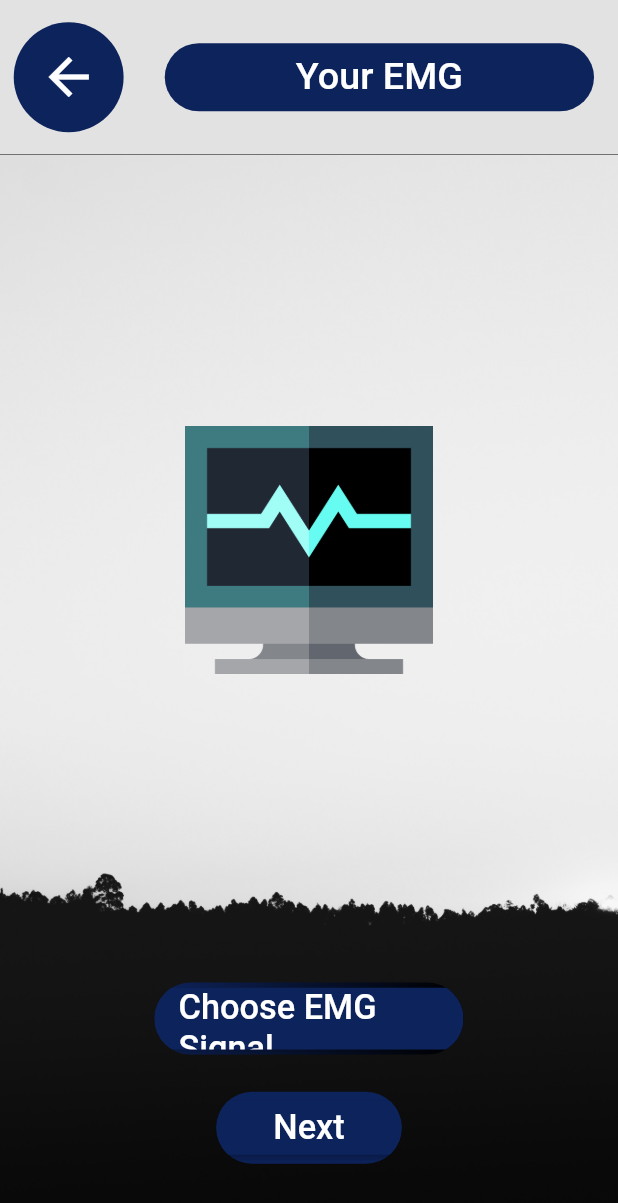
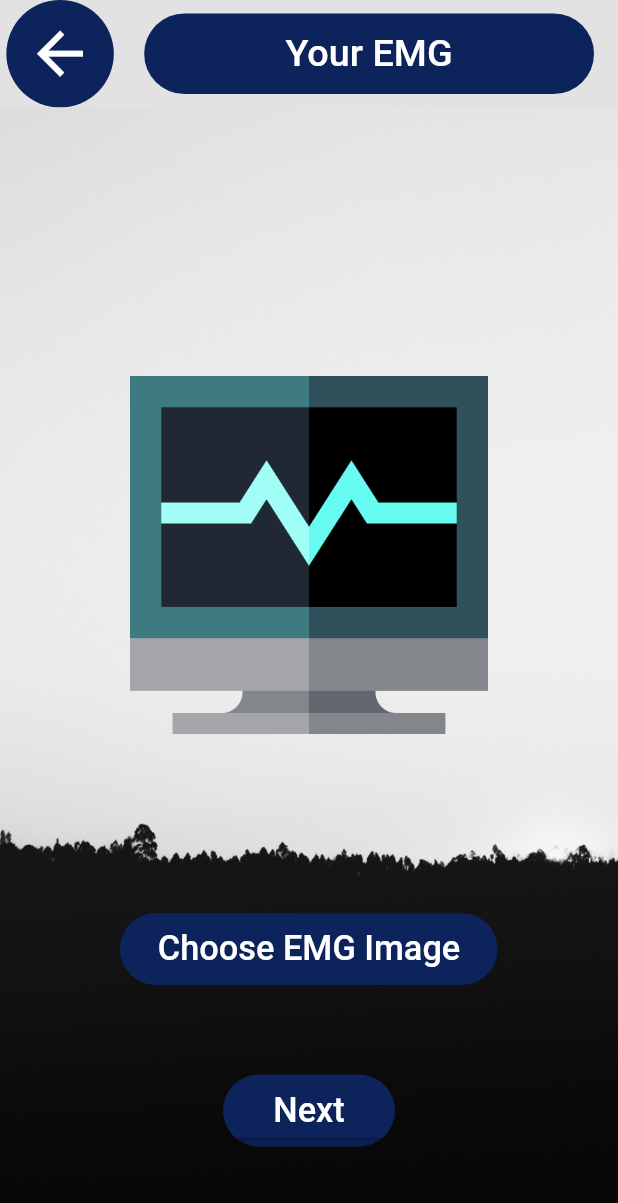
Before and after one commit to Tervina/save_knee_23, a Flutter app: the EMGScreen screen opened directly, on a phone screen of 412 x 824 dp. Shown: the top 1203 px of the screen. Run offline on Flutter 3.47's test engine with Material 2 defaults, Android fonts, the phone set to English and light mode, and no system bars; our stand-ins replace calendar_date_picker2, cloud_firestore, easy_splash_screen, firebase_auth, firebase_core, firebase_storage and 6 more; missing offline and left inert: tflite; accounts and stored records are empty.

Commit message:
fixing emg screen

```diff
--- a/lib/screens/emg_screen.dart
+++ b/lib/screens/emg_screen.dart
@@ -1,16 +1,89 @@
-import 'dart:io';
-
 import 'package:flutter/material.dart';
 import 'package:flutter_screenutil/flutter_screenutil.dart';
-import 'package:image_picker/image_picker.dart';
 
 import '../models/constants.dart';
-import 'emg_result_screen.dart';
+import '../services/unavailable_service.dart';
+import '../widgets/custom_appbar.dart';
 
 class EMGScreen extends StatelessWidget {
-  File? myfile;
+  @override
+  Widget build(BuildContext context) {
+    return SafeArea(
+      child: Scaffold(
+        appBar: PreferredSize(
+          preferredSize: Size.fromHeight(60.h),
+          child: CustomAppBar(
+            title: 'Your EMG',
+            onPressed: () => Navigator.pop(context),
+          ),
+        ),
+        body: Container(
+          height: MediaQuery.of(context).size.height,
+          width: MediaQuery.of(context).size.width,
+          alignment: Alignment.center,
+          decoration: BoxDecoration(
+            image: DecorationImage(
+                image: AssetImage('assets/images/test_bg.jpg'),
+                fit: BoxFit.fill),
+          ),
+          child: Column(
+            mainAxisAlignment: MainAxisAlignment.center,
+            crossAxisAlignment: CrossAxisAlignment.center,
+            children: [
+              Spacer(flex: 3),
+              Image(
+                image: AssetImage('assets/images/emg.png'),
+                height: 200.h,
+              ),
+              Spacer(flex: 2),
+              Container(
+                decoration: BoxDecoration(
+                    borderRadius: BorderRadius.circular(25.r),
+                    gradient: LinearGradient(
+                        colors: [kHomeScreenColor, Colors.black])),
+                clipBehavior: Clip.antiAliasWithSaveLayer,
+                child: ElevatedButton(
+                    style: ElevatedButton.styleFrom(
+                        backgroundColor: kHomeScreenColor,
+                        fixedSize: Size(220.w, 40.h)),
+                    onPressed: () {
+                      unavailableService(context);
+                    },
+                    child: Text(
+                      'Choose EMG Image',
+                      style: TextStyle(color: Colors.white, fontSize: 20.sp),
+                    )),
+              ),
+              Spacer(flex: 1),
+              Container(
+                decoration: BoxDecoration(
+                  color: kHomeScreenColor,
+                  borderRadius: BorderRadius.circular(25.r),
+                ),
+                clipBehavior: Clip.antiAliasWithSaveLayer,
+                child: ElevatedButton(
+                    style: ElevatedButton.styleFrom(
+                      backgroundColor: kHomeScreenColor,
+                      fixedSize: Size(100.w, 15.h),
+                    ),
+                    onPressed: () {
+                      unavailableService(context);
+                    },
+                    child: Text(
+                      'Next',
+                      style: TextStyle(color: Colors.white, fontSize: 20.sp),
+                    )),
+              ),
+              Spacer(flex: 1),
+            ],
+          ),
+        ),
+      ),
+    );
+  }
+}
 
-  @override
+/*
 Widget build(BuildContext context) {
   final screenHeight = MediaQuery.of(context).size.height;
   final screenWidth = MediaQuery.of(context).size.width;
@@ -319,5 +392,4 @@ class EMGScreen extends StatelessWidget {
       ),
     ),
   );
-  }
-}
+}*/
--- /dev/null
+++ b/lib/services/unavailable_service.dart
@@ -0,0 +1,19 @@
+import 'package:flutter/material.dart';
+import 'package:flutter_screenutil/flutter_screenutil.dart';
+
+unavailableService(context) {
+  ScaffoldMessenger.of(context).showSnackBar(
+    SnackBar(
+      content: Text('This service isn\'t available yet!',
+          style: TextStyle(fontSize: 15.sp)),
+      duration: const Duration(milliseconds: 1800),
+      width: 300.w,
+      // Width of the SnackBar.
+      padding: EdgeInsets.all(16.w),
+      behavior: SnackBarBehavior.floating,
+      shape: RoundedRectangleBorder(
+        borderRadius: BorderRadius.circular(5.r),
+      ),
+    ),
+  );
+}
```
Also changed, not shown: 1 other file. Lines whose indentation alone changed are shown as unchanged.
